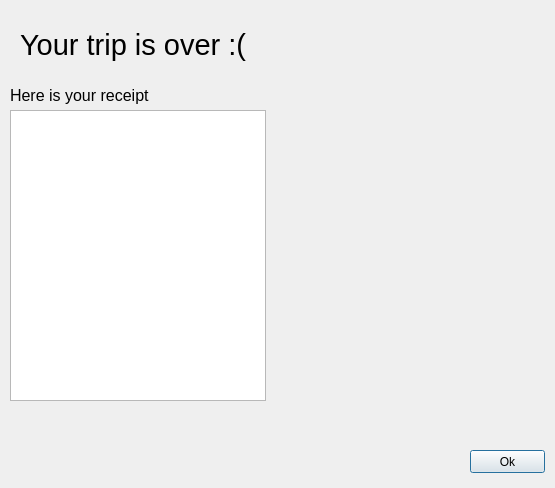
xyphel/Project-1-European-Trip-Planner, file QT/summarypage.ui: the form before one commit.
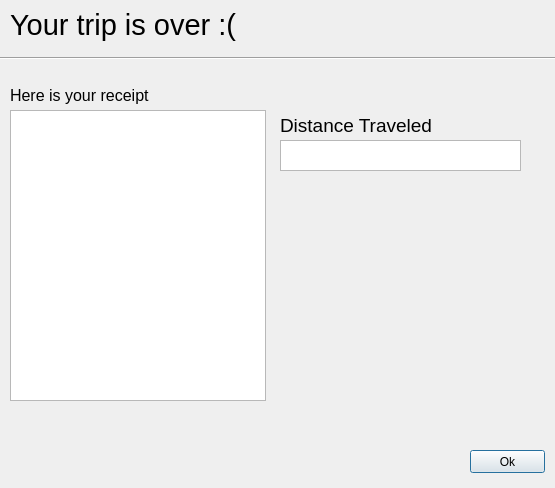
The form after the commit.

Patch:
```diff
--- a/QT/summarypage.ui
+++ b/QT/summarypage.ui
@@ -16,8 +16,8 @@
   <widget class="QLabel" name="label">
    <property name="geometry">
     <rect>
-     <x>20</x>
-     <y>20</y>
+     <x>10</x>
+     <y>0</y>
      <width>251</width>
      <height>51</height>
     </rect>
@@ -62,6 +62,42 @@
     <string>Ok</string>
    </property>
   </widget>
+  <widget class="QLabel" name="label_3">
+   <property name="geometry">
+    <rect>
+     <x>280</x>
+     <y>110</y>
+     <width>161</width>
+     <height>31</height>
+    </rect>
+   </property>
+   <property name="text">
+    <string>&lt;html&gt;&lt;head/&gt;&lt;body&gt;&lt;p&gt;&lt;span style=&quot; font-size:14pt;&quot;&gt;Distance Traveled&lt;/span&gt;&lt;/p&gt;&lt;/body&gt;&lt;/html&gt;</string>
+   </property>
+  </widget>
+  <widget class="QTextBrowser" name="textBrowser_2">
+   <property name="geometry">
+    <rect>
+     <x>280</x>
+     <y>140</y>
+     <width>241</width>
+     <height>31</height>
+    </rect>
+   </property>
+  </widget>
+  <widget class="Line" name="line">
+   <property name="geometry">
+    <rect>
+     <x>0</x>
+     <y>50</y>
+     <width>561</width>
+     <height>16</height>
+    </rect>
+   </property>
+   <property name="orientation">
+    <enum>Qt::Horizontal</enum>
+   </property>
+  </widget>
  </widget>
  <resources/>
  <connections/>
```
Left out of the diff: 2 changed lines with no effect on the pictures.
